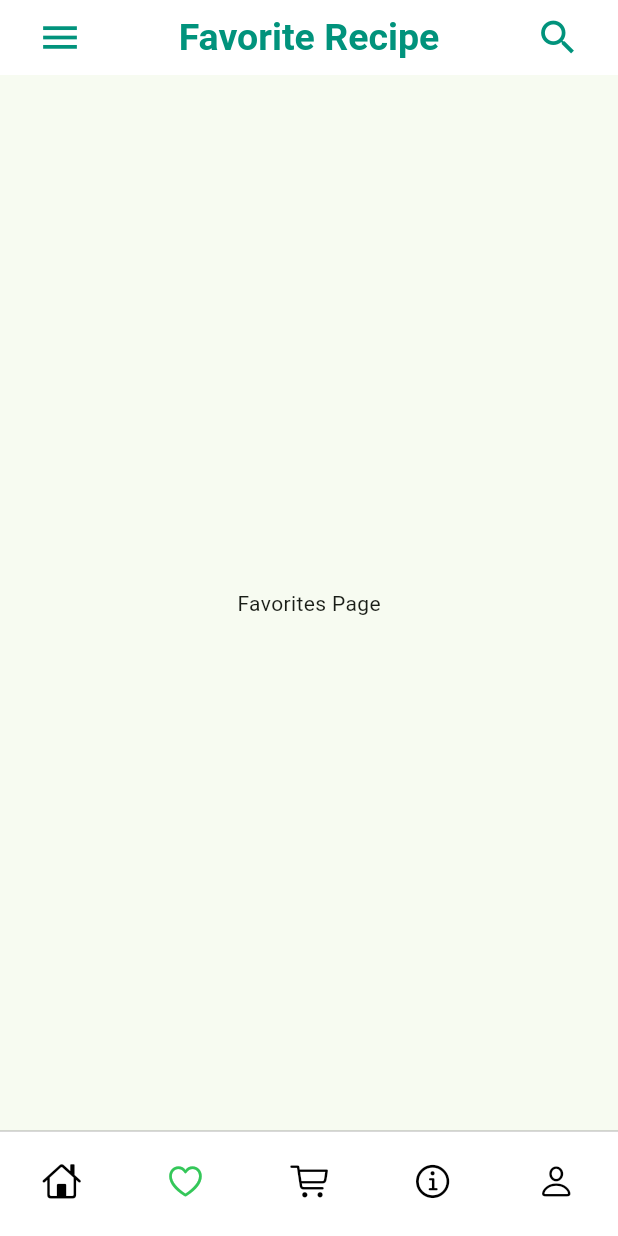
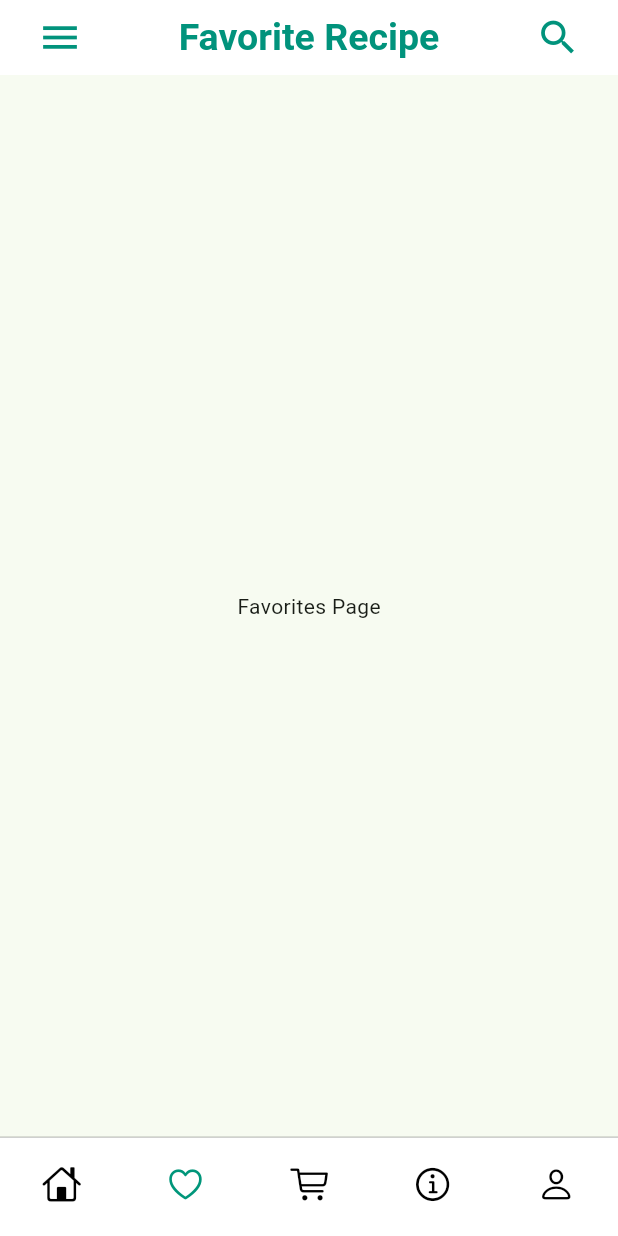
Before and after one commit to mosayyyed/freshly, a Flutter app: the screen it shows after launch, item 2 of the bottom bar chosen, on a phone screen of 412 x 824 dp. Run offline on Flutter 3.47's test engine with Material 3 defaults, Android fonts, the phone set to English and light mode, and no system bars.

Commit message:
make the bottom_nav_bar_widget.dart with dynamic height

```diff
--- a/lib/widgets/bottom_nav_bar_widget.dart
+++ b/lib/widgets/bottom_nav_bar_widget.dart
@@ -14,11 +14,11 @@ class BottomNavBar extends StatelessWidget {
   Widget build(BuildContext context) {
     return CupertinoTabBar(
       backgroundColor: CupertinoColors.systemBackground,
-      height: 70.0,
+      height: MediaQuery.of(context).size.height * 0.08,
       iconSize: 26.0,
       currentIndex: selectedIndex,
       inactiveColor: CupertinoColors.label,
-      activeColor: CupertinoColors.systemGreen,
+      activeColor: const Color(0xFF00967A),
       items: const <BottomNavigationBarItem>[
         BottomNavigationBarItem(
           icon: Icon(
```
